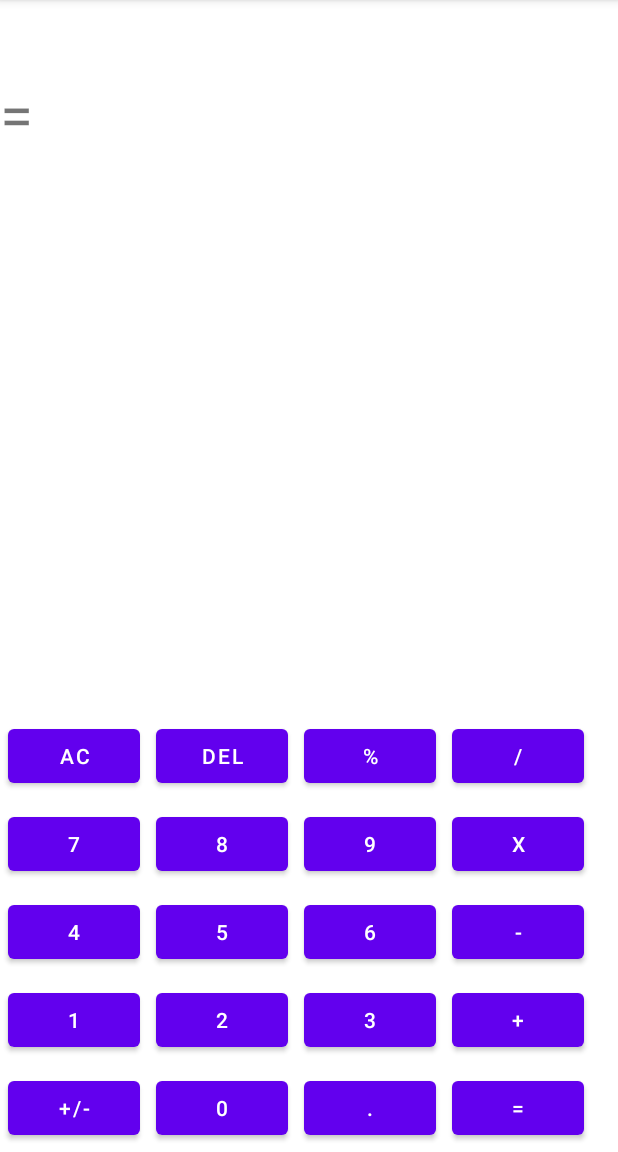
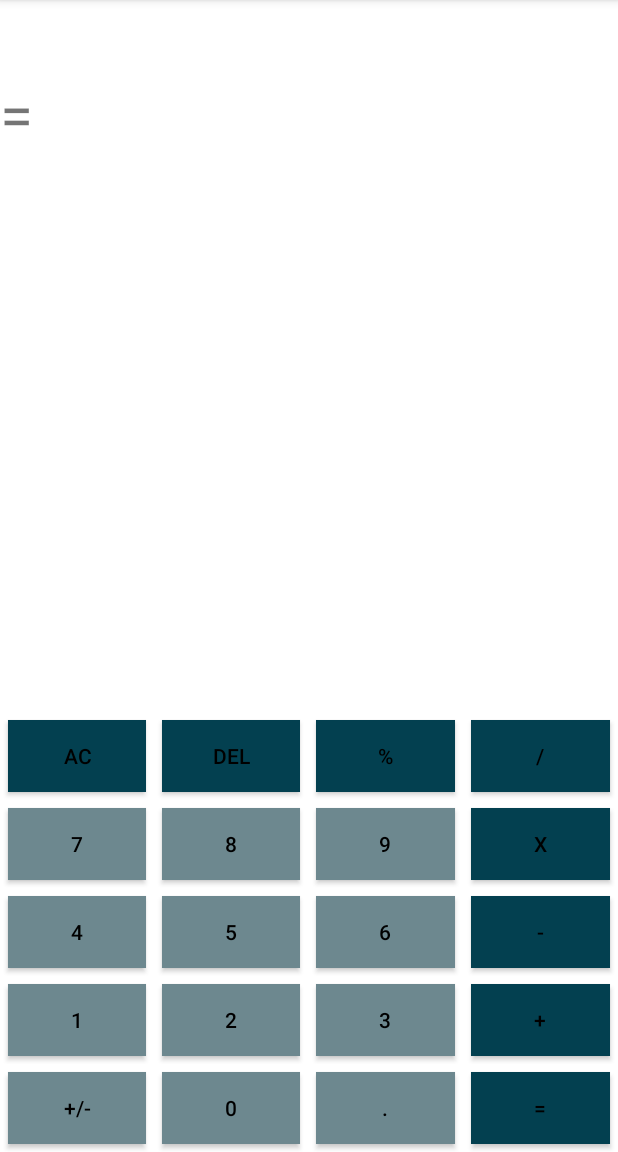
Before and after one commit to arturkowalczyk300/android-calculator, an Android app: the screen it shows after launch (MainActivity), on a phone screen of 412 x 824 dp, the part 84-1236 px from its top. Run offline under Robolectric (Android 15) with nearby library versions, the phone set to English and light mode, and no system bars.

Commit message:
use styles in layout, add onclick listener

```diff
--- a/app/src/main/java/com/arturkowalczyk300/calculator/MainActivity.kt
+++ b/app/src/main/java/com/arturkowalczyk300/calculator/MainActivity.kt
@@ -2,10 +2,22 @@ package com.arturkowalczyk300.calculator
 
 import androidx.appcompat.app.AppCompatActivity
 import android.os.Bundle
+import android.util.Log
+import android.view.View
+import android.widget.Button
 
 class MainActivity : AppCompatActivity() {
+    //var exampleBtn: Button = findViewById(R.id.btnAC)
+
     override fun onCreate(savedInstanceState: Bundle?) {
         super.onCreate(savedInstanceState)
         setContentView(R.layout.activity_main)
+        //exampleBtn.setOnClickListener(fc())
     }
+
+    fun buttonOnClickListener(view: View){Log.v(
+        "myApp",
+        "clicked button with tag:${view.getTag()}"
+    )}
+
 }
--- a/app/src/main/res/layout/activity_main.xml
+++ b/app/src/main/res/layout/activity_main.xml
@@ -18,7 +18,7 @@
             android:layout_width="match_parent"
             android:layout_height="wrap_content"
             android:textSize="36sp"
-            tools:text="2*2"/>
+            tools:text="2*2" />
     </LinearLayout>
 
     <LinearLayout
@@ -30,15 +30,15 @@
         <TextView
             android:layout_width="wrap_content"
             android:layout_height="wrap_content"
-            android:textSize="40sp"
-            android:text="="/>
+            android:text="="
+            android:textSize="40sp" />
 
         <TextView
             android:id="@+id/tvResult"
             android:layout_width="match_parent"
             android:layout_height="wrap_content"
             android:textSize="36sp"
-            tools:text="4"/>
+            tools:text="4" />
 
     </LinearLayout>
 
@@ -46,38 +46,38 @@
     <LinearLayout
         android:layout_width="match_parent"
         android:layout_height="match_parent"
-        android:orientation="vertical"
         android:layout_gravity="bottom"
-        android:gravity="bottom">
+        android:gravity="bottom"
+        android:orientation="vertical">
         <!-- first row -->
         <LinearLayout
             android:layout_width="match_parent"
             android:layout_height="wrap_content"
             android:orientation="horizontal">
-            <Button
-                android:layout_width="wrap_content"
-                android:layout_height="wrap_content"
-                android:layout_margin="5dp"
-                android:text="AC"
-                android:tag="AC"/>
-            <Button
-                android:layout_width="wrap_content"
-                android:layout_height="wrap_content"
-                android:layout_margin="5dp"
-                android:text="DEL"
-                android:tag="DEL"/>
-            <Button
-                android:layout_width="wrap_content"
-                android:layout_height="wrap_content"
-                android:layout_margin="5dp"
-                android:text="%"
-                android:tag="%"/>
-            <Button
-                android:layout_width="wrap_content"
-                android:layout_height="wrap_content"
-                android:layout_margin="5dp"
-                android:text="/"
-                android:tag="/"/>
+
+            <androidx.appcompat.widget.AppCompatButton
+                style="@style/actionButtonStyle"
+                android:onClick="buttonOnClickListener"
+                android:tag="AC"
+                android:text="AC" />
+
+            <androidx.appcompat.widget.AppCompatButton
+                style="@style/actionButtonStyle"
+                android:onClick="buttonOnClickListener"
+                android:tag="DEL"
+                android:text="DEL" />
+
+            <androidx.appcompat.widget.AppCompatButton
+                style="@style/actionButtonStyle"
+                android:onClick="buttonOnClickListener"
+                android:tag="%"
+                android:text="%" />
+
+            <androidx.appcompat.widget.AppCompatButton
+                style="@style/actionButtonStyle"
+                android:onClick="buttonOnClickListener"
+                android:tag="/"
+                android:text="/" />
         </LinearLayout>
 
         <!-- second row -->
@@ -85,30 +85,30 @@
             android:layout_width="match_parent"
             android:layout_height="wrap_content"
             android:orientation="horizontal">
-            <Button
-                android:layout_width="wrap_content"
-                android:layout_height="wrap_content"
-                android:layout_margin="5dp"
-                android:text="7"
-                android:tag="7"/>
-            <Button
-                android:layout_width="wrap_content"
-                android:layout_height="wrap_content"
-                android:layout_margin="5dp"
-                android:text="8"
-                android:tag="8"/>
-            <Button
-                android:layout_width="wrap_content"
-                android:layout_height="wrap_content"
-                android:layout_margin="5dp"
-                android:text="9"
-                android:tag="9"/>
-            <Button
-                android:layout_width="wrap_content"
-                android:layout_height="wrap_content"
-                android:layout_margin="5dp"
-                android:text="X"
-                android:tag="X"/>
+
+            <androidx.appcompat.widget.AppCompatButton
+                style="@style/numberButtonStyle"
+                android:onClick="buttonOnClickListener"
+                android:tag="7"
+                android:text="7" />
+
+            <androidx.appcompat.widget.AppCompatButton
+                style="@style/numberButtonStyle"
+                android:onClick="buttonOnClickListener"
+                android:tag="8"
+                android:text="8" />
+
+            <androidx.appcompat.widget.AppCompatButton
+                style="@style/numberButtonStyle"
+                android:onClick="buttonOnClickListener"
+                android:tag="9"
+                android:text="9" />
+
+            <androidx.appcompat.widget.AppCompatButton
+                style="@style/actionButtonStyle"
+                android:onClick="buttonOnClickListener"
+                android:tag="X"
+                android:text="X" />
         </LinearLayout>
 
         <!-- third row -->
@@ -116,30 +116,30 @@
             android:layout_width="match_parent"
             android:layout_height="wrap_content"
             android:orientation="horizontal">
-            <Button
-                android:layout_width="wrap_content"
-                android:layout_height="wrap_content"
-                android:layout_margin="5dp"
-                android:text="4"
-                android:tag="4"/>
-            <Button
-                android:layout_width="wrap_content"
-                android:layout_height="wrap_content"
-                android:layout_margin="5dp"
-                android:text="5"
-                android:tag="5"/>
-            <Button
-                android:layout_width="wrap_content"
-                android:layout_height="wrap_content"
-                android:layout_margin="5dp"
-                android:text="6"
-                android:tag="6"/>
-            <Button
-                android:layout_width="wrap_content"
-                android:layout_height="wrap_content"
-                android:layout_margin="5dp"
-                android:text="-"
-                android:tag="-"/>
+
+            <androidx.appcompat.widget.AppCompatButton
+                style="@style/numberButtonStyle"
+                android:onClick="buttonOnClickListener"
+                android:tag="4"
+                android:text="4" />
+
+            <androidx.appcompat.widget.AppCompatButton
+                style="@style/numberButtonStyle"
+                android:onClick="buttonOnClickListener"
+                android:tag="5"
+                android:text="5" />
+
+            <androidx.appcompat.widget.AppCompatButton
+                style="@style/numberButtonStyle"
+                android:onClick="buttonOnClickListener"
+                android:tag="6"
+                android:text="6" />
+
+            <androidx.appcompat.widget.AppCompatButton
+                style="@style/actionButtonStyle"
+                android:onClick="buttonOnClickListener"
+                android:tag="-"
+                android:text="-" />
         </LinearLayout>
 
         <!-- fourth row -->
@@ -147,30 +147,30 @@
             android:layout_width="match_parent"
             android:layout_height="wrap_content"
             android:orientation="horizontal">
-            <Button
-                android:layout_width="wrap_content"
-                android:layout_height="wrap_content"
-                android:layout_margin="5dp"
-                android:text="1"
-                android:tag="1"/>
-            <Button
-                android:layout_width="wrap_content"
-                android:layout_height="wrap_content"
-                android:layout_margin="5dp"
-                android:text="2"
-                android:tag="2"/>
-            <Button
-                android:layout_width="wrap_content"
-                android:layout_height="wrap_content"
-                android:layout_margin="5dp"
-                android:text="3"
-                android:tag="3"/>
-            <Button
-                android:layout_width="wrap_content"
-                android:layout_height="wrap_content"
-                android:layout_margin="5dp"
-                android:text="+"
-                android:tag="+"/>
+
+            <androidx.appcompat.widget.AppCompatButton
+                style="@style/numberButtonStyle"
+                android:onClick="buttonOnClickListener"
+                android:tag="1"
+                android:text="1" />
+
+            <androidx.appcompat.widget.AppCompatButton
+                style="@style/numberButtonStyle"
+                android:onClick="buttonOnClickListener"
+                android:tag="2"
+                android:text="2" />
+
+            <androidx.appcompat.widget.AppCompatButton
+                style="@style/numberButtonStyle"
+                android:onClick="buttonOnClickListener"
+                android:tag="3"
+                android:text="3" />
+
+            <androidx.appcompat.widget.AppCompatButton
+                style="@style/actionButtonStyle"
+                android:onClick="buttonOnClickListener"
+                android:tag="+"
+                android:text="+" />
         </LinearLayout>
 
         <!-- fifth row -->
@@ -178,30 +178,30 @@
             android:layout_width="match_parent"
             android:layout_height="wrap_content"
             android:orientation="horizontal">
-            <Button
-                android:layout_width="wrap_content"
-                android:layout_height="wrap_content"
-                android:layout_margin="5dp"
-                android:text="+/-"
-                android:tag="+/-"/>
-            <Button
-                android:layout_width="wrap_content"
-                android:layout_height="wrap_content"
-                android:layout_margin="5dp"
-                android:text="0"
-                android:tag="0"/>
-            <Button
-                android:layout_width="wrap_content"
-                android:layout_height="wrap_content"
-                android:layout_margin="5dp"
-                android:text="."
-                android:tag="."/>
-            <Button
-                android:layout_width="wrap_content"
-                android:layout_height="wrap_content"
-                android:layout_margin="5dp"
-                android:text="="
-                android:tag="="/>
+
+            <androidx.appcompat.widget.AppCompatButton
+                style="@style/numberButtonStyle"
+                android:onClick="buttonOnClickListener"
+                android:tag="+/-"
+                android:text="+/-" />
+
+            <androidx.appcompat.widget.AppCompatButton
+                style="@style/numberButtonStyle"
+                android:onClick="buttonOnClickListener"
+                android:tag="0"
+                android:text="0" />
+
+            <androidx.appcompat.widget.AppCompatButton
+                style="@style/numberButtonStyle"
+                android:onClick="buttonOnClickListener"
+                android:tag="."
+                android:text="." />
+
+            <androidx.appcompat.widget.AppCompatButton
+                style="@style/actionButtonStyle"
+                android:onClick="buttonOnClickListener"
+                android:tag="="
+                android:text="=" />
         </LinearLayout>
 
 
--- a/app/src/main/res/values-night/themes.xml
+++ b/app/src/main/res/values-night/themes.xml
@@ -13,4 +13,22 @@
         <item name="android:statusBarColor" tools:targetApi="l">?attr/colorPrimaryVariant</item>
         <!-- Customize your theme here. -->
     </style>
+
+    <style name="actionButtonStyle">
+        <item name="android:background">@color/actionButton</item>
+        <item name="android:textColor">@color/black</item>
+        <item name="android:layout_width">0dp</item>
+        <item name="android:layout_weight">1</item>
+        <item name="android:layout_height">wrap_content</item>
+        <item name="android:layout_margin">5dp</item>
+    </style>
+
+    <style name="numberButtonStyle">
+        <item name="android:background">@color/numberButton</item>
+        <item name="android:textColor">@color/black</item>
+        <item name="android:layout_width">0dp</item>
+        <item name="android:layout_weight">1</item>
+        <item name="android:layout_height">wrap_content</item>
+        <item name="android:layout_margin">5dp</item>
+    </style>
 </resources>
--- a/app/src/main/res/values/themes.xml
+++ b/app/src/main/res/values/themes.xml
@@ -17,10 +17,18 @@
     <style name="actionButtonStyle">
         <item name="android:background">@color/actionButton</item>
         <item name="android:textColor">@color/black</item>
+        <item name="android:layout_width">0dp</item>
+        <item name="android:layout_weight">1</item>
+        <item name="android:layout_height">wrap_content</item>
+        <item name="android:layout_margin">5dp</item>
     </style>
 
     <style name="numberButtonStyle">
         <item name="android:background">@color/numberButton</item>
         <item name="android:textColor">@color/black</item>
+        <item name="android:layout_width">0dp</item>
+        <item name="android:layout_weight">1</item>
+        <item name="android:layout_height">wrap_content</item>
+        <item name="android:layout_margin">5dp</item>
     </style>
 </resources>
```
